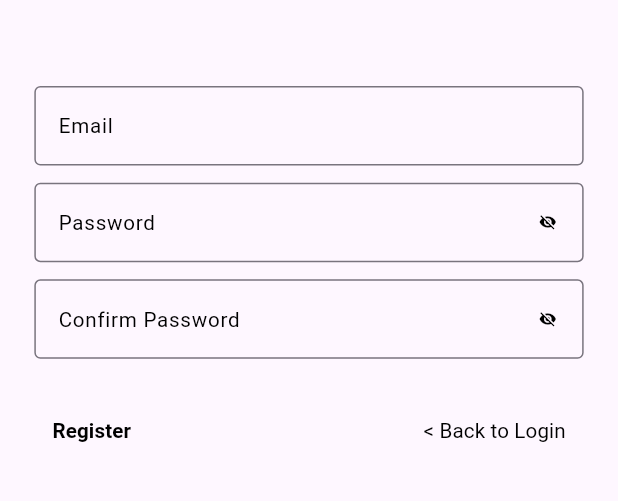
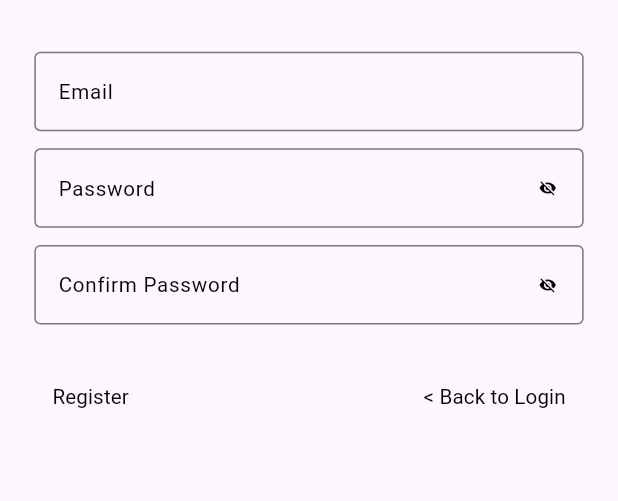
Before and after one commit to OkoroaforKelechiDivine/nzinger, a Flutter app: the RegisterScreen screen opened directly, after a tap on "< Back to Login", on a phone screen of 412 x 824 dp, the part 198-699 px from its top. Run offline on Flutter 3.47's test engine with Material 3 defaults, Android fonts, the phone set to English and light mode, and no system bars; our stand-ins replace flutter_screenutil, get_it, image_picker, overlay_support, shared_preferences, stacked and 1 more; accounts and stored records are empty; statements that could not run were skipped.

Commit message:
fixed screens

```diff
--- a/lib/services/auth_service.dart
+++ b/lib/services/auth_service.dart
@@ -12,7 +12,7 @@ class AuthService {
     try {
       await _supabaseClient.auth.signUp(email: email, password: password);
       snackbarService.success(message: 'Account Created Successfully');
-      navigationService.pushAndRemoveUntil(const HomeScreen());
+      navigationService.pushAndRemoveUntil(const LoginScreen());
     } on AuthException catch (authError) {
       snackbarService.error(message: authError.message);
     } catch (error) {
--- a/lib/views/auth/login/login_screen.dart
+++ b/lib/views/auth/login/login_screen.dart
@@ -1,11 +1,14 @@
 import 'package:flutter/material.dart';
 import 'package:flutter_screenutil/flutter_screenutil.dart';
 import 'package:nzinga/app_themes/font_manager.dart';
+import 'package:nzinga/cores/locator/locator.dart';
 import 'package:nzinga/default_settings/app_text/app_text.dart';
 import 'package:nzinga/default_settings/app_text_field/app_text_field.dart';
+import 'package:nzinga/views/auth/register/register_screen.dart';
 import 'package:nzinga/views/auth/widget/auth_text_buttons.dart';
 import 'package:nzinga/view_models/auth/login/login_viewmodel.dart';
 import 'package:stacked/stacked.dart';
+import 'package:nzinga/views/auth/register/busy.dart';
 
 class LoginScreen extends StatelessWidget {
   const LoginScreen({super.key});
@@ -16,38 +19,53 @@ class LoginScreen extends StatelessWidget {
       viewModelBuilder: () => LoginViewmodel(),
       builder: (context, model, child) {
         return Scaffold(
-          appBar: AppBar(
-            title: AppText(
-              text: 'Welcome back',
-              fontSize: AppFontSize.s24.sp,
-            ),
-          ),
-          body: Center(
+          body: Stack(
+            children: [
+              Center(
                 child: Padding(
                   padding: EdgeInsets.all(20.sp),
                   child: Column(
                     children: <Widget>[
                       SizedBox(height: 50.sp),
+                      AppText(
+                        text: "Let's continue from where you\n left off.",
+                        fontSize: AppFontSize.s16.sp,
+                        fontWeight: FontWeight.bold,
+                        textAlign: TextAlign.center,
+                      ),
+                      SizedBox(height: 30.sp),
                       AppTextField(
                         controller: model.email,
                         labelText: 'Email',
+                        fontSize: AppFontSize.s12.sp,
                       ),
                       SizedBox(height: 10.sp),
                       AppTextField(
                         labelText: 'Password',
                         controller: model.password,
                         obscureText: true,
+                        fontSize: AppFontSize.s12.sp,
                       ),
                       SizedBox(height: 20.sp),
                       AuthTextButtons(
+                        registerText: "Go to sign up",
                         backToLoginText: "Login",
-                    onBackToLoginPressed: model.signin,
+                        onBackToLoginPressed: model.isBusy ? null : () async {
+                          model.setBusy(true);
+                          await model.signin();
+                          model.setBusy(false);
+                        },
+                        onRegisterPressed: () {
+                          navigationService.push(const RegisterScreen());
+                        },
                       ),
                       SizedBox(height: 20.sp),
-                  // SignInWithOptions(),
                     ],
                   ),
                 ),
+              ),
+              CircularIndicator(show: model.isBusy),
+            ],
           ),
         );
       },
--- a/lib/views/auth/register/busy.dart
+++ b/lib/views/auth/register/busy.dart
@@ -1,4 +1,5 @@
 import 'package:flutter/material.dart';
+import 'package:nzinga/app_themes/theme_manager.dart';
 
 class CircularIndicator extends StatelessWidget {
   final bool show;
@@ -16,8 +17,10 @@ class CircularIndicator extends StatelessWidget {
             Container(
               color: Colors.black,
             ),
-          const Center(
-            child: CircularProgressIndicator(),
+          Center(
+            child: CircularProgressIndicator(
+              color: AppColors.white,
+            ),
           ),
         ],
       ),
--- a/lib/views/auth/register/register_screen.dart
+++ b/lib/views/auth/register/register_screen.dart
@@ -33,7 +33,7 @@ class RegisterScreen extends StatelessWidget {
                         fontWeight: AppFontWeight.bold,
                         textAlign: TextAlign.center,
                         ),
-                      SizedBox(height: 50.sp),
+                      SizedBox(height: 30.sp),
                       AppTextField(
                         controller: model.email,
                         labelText: 'Email',
@@ -52,7 +52,6 @@ class RegisterScreen extends StatelessWidget {
                         obscureText: true,
                         controller: model.confirmPassword,
                         fontSize: AppFontSize.s12.sp,
-
                       ),
                       SizedBox(height: 20.h),
                       AuthTextButtons(
@@ -63,11 +62,10 @@ class RegisterScreen extends StatelessWidget {
                           await model.signUp();
                           model.setBusy(false);
                         },
-                        onBackToLoginPressed: model.isBusy ? null : () {
+                        onBackToLoginPressed: () {
                           navigationService.pushReplacement(const LoginScreen());
                         },
                       ),
-                      // SizedBox(height: 20.sp),
                     ],
                   ),
                 ),
--- a/lib/views/auth/widget/auth_text_buttons.dart
+++ b/lib/views/auth/widget/auth_text_buttons.dart
@@ -25,7 +25,7 @@ class AuthTextButtons extends StatelessWidget {
           onPressed: onRegisterPressed ?? () {},
           child: AppText(
             text: registerText ?? '',
-            fontWeight: AppFontWeight.bold,
+            // fontWeight: AppFontWeight.bold,
             fontSize: AppFontSize.s12.sp,
           ),
         ),
--- a/lib/views/intro/intro_screen.dart
+++ b/lib/views/intro/intro_screen.dart
@@ -35,7 +35,6 @@ class AuthenticationScreen extends StatelessWidget {
                 ),
               ),
               SizedBox(height: 20.sp),
-
               AppButton(
                 text: 'Create Account',
                 onPressed: () {
```
Also changed, not shown: lib/view_models/auth/login/login_viewmodel.dart (+11 -0 lines). Lines whose indentation alone changed are shown as unchanged.
